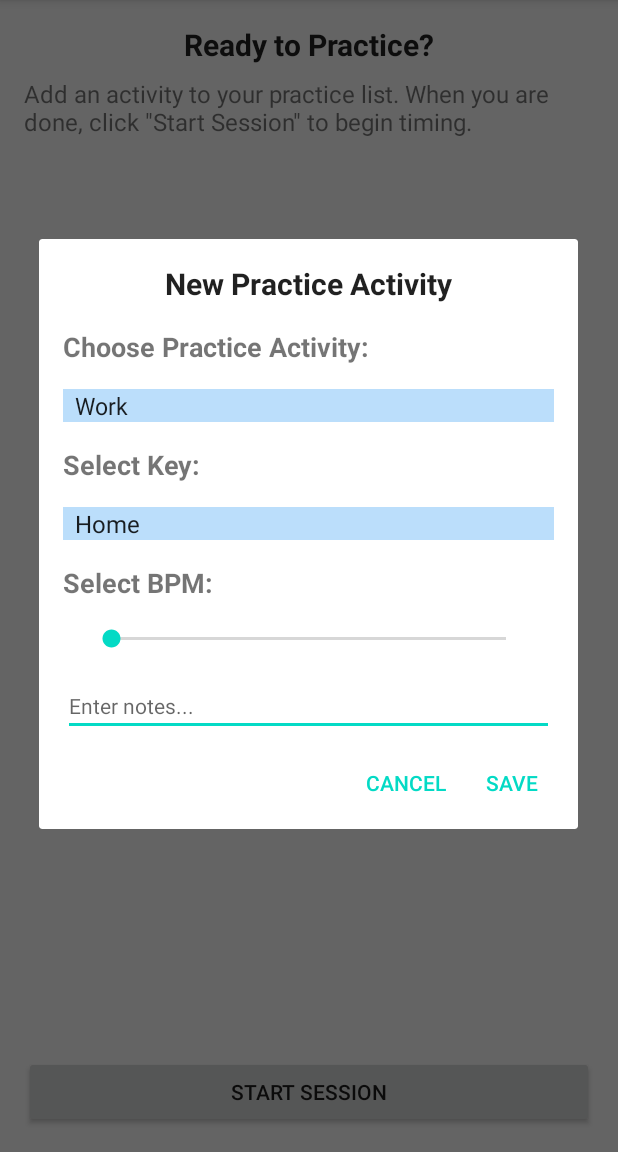
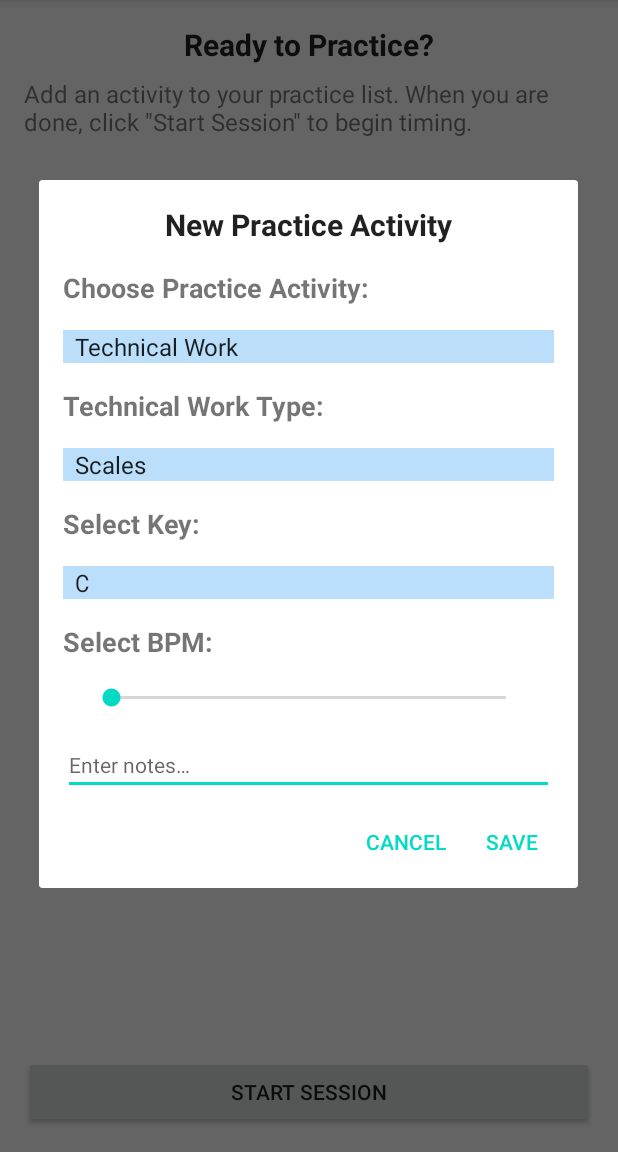
Before and after one commit to JohnAndrewCole/Piano-Tracker-App, an Android app: the fragment SessionFragment shown on its own in the app's theme, after a tap on "Add a practice activity", on a phone screen of 412 x 824 dp, the part 84-1236 px from its top. Run offline under Robolectric (Android 15) with nearby library versions, the phone set to English and light mode, and no system bars.

Commit message:
Added a listener and adapter to the "Select Practice Activity" spinner

```diff
--- /dev/null
+++ b/app/src/main/java/com/johncole/pianotracker/ui/dialog/NewPracticeActivityDialogFragment.kt
@@ -0,0 +1,91 @@
+package com.johncole.pianotracker.ui.dialog
+
+import android.app.Dialog
+import android.content.DialogInterface
+import android.os.Bundle
+import android.util.Log
+import android.view.View
+import android.widget.AdapterView
+import android.widget.ArrayAdapter
+import android.widget.Spinner
+import android.widget.TextView
+import androidx.appcompat.app.AlertDialog
+import androidx.fragment.app.DialogFragment
+import com.johncole.pianotracker.R
+
+private const val TAG = "NewPracticeActivityDial"
+
+class NewPracticeActivityDialogFragment : DialogFragment(), AdapterView.OnItemSelectedListener {
+    private var dialogView: View? = null
+    private var technicalWorkTypeSpinner: Spinner? = null
+    private var technicalWorkTypeHeading: TextView? = null
+
+    override fun onCreateDialog(savedInstanceState: Bundle?): Dialog {
+        Log.d(TAG, "onCreateDialog called")
+        val dialog = activity?.let {
+            val builder = AlertDialog.Builder(it)
+            // Get the layout inflater
+            val inflater = requireActivity().layoutInflater;
+            dialogView = inflater.inflate(R.layout.dialog_new_practice_activity, null)
+
+            // Inflate and set the layout for the dialog
+            // Pass null as the parent view because its going in the dialog layout
+            builder.setView(dialogView)
+                // Add action buttons
+                .setPositiveButton(R.string.save,
+                    DialogInterface.OnClickListener { _, _ ->
+                        // TODO: Save this dialog's data to the device's SQLite database
+                    })
+                .setNegativeButton(R.string.cancel,
+                    DialogInterface.OnClickListener { _, _ ->
+                        dialog?.cancel()
+                    })
+            builder.create()
+        } ?: throw IllegalStateException("Activity cannot be null")
+
+        setUpAdapter(dialogView!!)
+        technicalWorkTypeSpinner = dialogView!!.findViewById(R.id.spinner_select_technical_work_type)
+        technicalWorkTypeHeading = dialogView!!.findViewById(R.id.txtV_select_technical_work_type)
+
+        return dialog
+    }
+
+    private fun setUpAdapter(view: View) {
+        Log.d(TAG, "setUpAdapter called")
+        val parentSpinner: Spinner = view.findViewById(R.id.spinner_select_practice_activity)
+        // Create an ArrayAdapter using the string array and a default spinner layout
+        context?.let {
+            ArrayAdapter.createFromResource(
+                it,
+                R.array.practice_type_array,
+                android.R.layout.simple_spinner_item
+            ).also { adapter ->
+                // Specify the layout to use when the list of choices appears
+                adapter.setDropDownViewResource(android.R.layout.simple_spinner_dropdown_item)
+                // Apply the adapter to the spinner
+                parentSpinner.adapter = adapter
+                Log.d(TAG, "spinnerAdapter applied")
+            }
+        }
+
+        parentSpinner.onItemSelectedListener = this
+    }
+
+    override fun onItemSelected(parent: AdapterView<*>, view: View, pos: Int, id: Long) {
+        Log.d(TAG, "onItemSelected called")
+
+        // An item was selected. You can retrieve the selected item using
+        val selectedItem = parent.getItemAtPosition(pos)
+        if (selectedItem.toString() == "Technical Work") {
+            technicalWorkTypeSpinner?.visibility = View.VISIBLE
+            technicalWorkTypeHeading?.visibility = View.VISIBLE
+        } else {
+            technicalWorkTypeSpinner?.visibility = View.GONE
+            technicalWorkTypeHeading?.visibility = View.GONE
+        }
+    }
+
+    override fun onNothingSelected(parent: AdapterView<*>) {
+        // Another interface callback
+    }
+}
--- a/app/src/main/java/com/johncole/pianotracker/ui/dialog/NewPracticeActivityFragment.kt
+++ /dev/null
@@ -1,33 +0,0 @@
-package com.johncole.pianotracker.ui.dialog
-
-import android.app.Dialog
-import android.content.DialogInterface
-import android.os.Bundle
-import androidx.appcompat.app.AlertDialog
-import androidx.fragment.app.DialogFragment
-import com.johncole.pianotracker.R
-
-class NewPracticeActivityFragment : DialogFragment() {
-    override fun onCreateDialog(savedInstanceState: Bundle?): Dialog {
-        return activity?.let {
-            val builder = AlertDialog.Builder(it)
-            // Get the layout inflater
-            val inflater = requireActivity().layoutInflater;
-
-            // Inflate and set the layout for the dialog
-            // Pass null as the parent view because its going in the dialog layout
-            builder.setView(inflater.inflate(R.layout.dialog_new_practice_activity, null))
-                // Add action buttons
-                .setPositiveButton(R.string.save,
-                    DialogInterface.OnClickListener { _, _ ->
-                        // TODO: Save this dialog's data to the device's SQLite database
-                    })
-                .setNegativeButton(R.string.cancel,
-                    DialogInterface.OnClickListener { _, _ ->
-                        dialog?.cancel()
-                    })
-            builder.create()
-        } ?: throw IllegalStateException("Activity cannot be null")
-
-    }
-}
--- a/app/src/main/java/com/johncole/pianotracker/ui/session/SessionFragment.kt
+++ b/app/src/main/java/com/johncole/pianotracker/ui/session/SessionFragment.kt
@@ -8,7 +8,7 @@ import android.widget.ImageButton
 import androidx.fragment.app.Fragment
 import androidx.fragment.app.viewModels
 import com.johncole.pianotracker.R
-import com.johncole.pianotracker.ui.dialog.NewPracticeActivityFragment
+import com.johncole.pianotracker.ui.dialog.NewPracticeActivityDialogFragment
 
 class SessionFragment : Fragment() {
     private val viewModel: SessionViewModel by viewModels()
@@ -29,8 +29,8 @@ class SessionFragment : Fragment() {
         return layout
     }
 
-    fun launchNewPracticeActivityDialog() {
-        val newFragment = NewPracticeActivityFragment()
+    private fun launchNewPracticeActivityDialog() {
+        val newFragment = NewPracticeActivityDialogFragment()
         newFragment.show(parentFragmentManager, "new_practice_activity_dialog")
     }
 
--- a/app/src/main/res/layout/dialog_new_practice_activity.xml
+++ b/app/src/main/res/layout/dialog_new_practice_activity.xml
@@ -26,8 +26,8 @@
         android:layout_marginStart="16dp"
         android:layout_marginTop="16dp"
         android:ems="10"
-        android:text="@string/txtV_set_practice_activity"
-        android:textSize="18sp"
+        android:text="@string/set_practice_activity"
+        android:textSize="@dimen/dialog_sub_heading"
         android:textStyle="bold"
         app:layout_constraintStart_toStartOf="parent"
         app:layout_constraintTop_toBottomOf="@+id/txtV_new_practice_activity_title" />
@@ -40,10 +40,36 @@
         android:layout_marginTop="16dp"
         android:layout_marginEnd="16dp"
         android:background="#BBDEFB"
-        android:entries="@android:array/organizationTypes"
+        android:entries="@array/practice_type_array"
         app:layout_constraintEnd_toEndOf="parent"
         app:layout_constraintStart_toStartOf="parent"
         app:layout_constraintTop_toBottomOf="@+id/txtV_select_practice_activity" />
+
+    <TextView
+        android:id="@+id/txtV_select_technical_work_type"
+        android:layout_width="wrap_content"
+        android:layout_height="wrap_content"
+        android:layout_marginStart="16dp"
+        android:layout_marginTop="16dp"
+        android:text="@string/technical_work_type"
+        android:textSize="@dimen/dialog_sub_heading"
+        android:textStyle="bold"
+        app:layout_constraintStart_toStartOf="parent"
+        app:layout_constraintTop_toBottomOf="@+id/spinner_select_practice_activity" />
+
+    <Spinner
+        android:id="@+id/spinner_select_technical_work_type"
+        android:layout_width="0dp"
+        android:layout_height="wrap_content"
+        android:layout_marginStart="16dp"
+        android:layout_marginTop="16dp"
+        android:layout_marginEnd="16dp"
+        android:background="#BBDEFB"
+        android:entries="@array/technical_work_type"
+        android:visibility="gone"
+        app:layout_constraintEnd_toEndOf="parent"
+        app:layout_constraintStart_toStartOf="parent"
+        app:layout_constraintTop_toBottomOf="@+id/txtV_select_technical_work_type" />
 
     <TextView
         android:id="@+id/txtV_select_key"
@@ -51,11 +77,11 @@
         android:layout_height="wrap_content"
         android:layout_marginStart="16dp"
         android:layout_marginTop="16dp"
-        android:text="@string/txtV_select_key"
-        android:textSize="18sp"
+        android:text="@string/select_key"
+        android:textSize="@dimen/dialog_sub_heading"
         android:textStyle="bold"
         app:layout_constraintStart_toStartOf="parent"
-        app:layout_constraintTop_toBottomOf="@+id/spinner_select_practice_activity" />
+        app:layout_constraintTop_toBottomOf="@+id/spinner_select_technical_work_type" />
 
     <Spinner
         android:id="@+id/spinner_select_key"
@@ -65,7 +91,7 @@
         android:layout_marginTop="16dp"
         android:layout_marginEnd="16dp"
         android:background="#BBDEFB"
-        android:entries="@android:array/emailAddressTypes"
+        android:entries="@array/key_array"
         app:layout_constraintEnd_toEndOf="parent"
         app:layout_constraintStart_toStartOf="parent"
         app:layout_constraintTop_toBottomOf="@+id/txtV_select_key" />
@@ -92,7 +118,7 @@
         tools:text="100 BPM" />
 
     <SeekBar
-        android:id="@+id/seekBar"
+        android:id="@+id/seekBar_bpm"
         android:layout_width="0dp"
         android:layout_height="wrap_content"
         android:layout_marginStart="32dp"
@@ -111,13 +137,13 @@
         android:layout_marginTop="16dp"
         android:layout_marginEnd="16dp"
         android:ems="10"
-        android:hint="@string/txtE_enter_notes"
+        android:hint="@string/enter_notes"
         android:importantForAutofill="no"
         android:inputType="textMultiLine"
         android:maxLength="280"
         android:textSize="@dimen/paragraph_text"
         app:layout_constraintEnd_toEndOf="parent"
         app:layout_constraintStart_toStartOf="parent"
-        app:layout_constraintTop_toBottomOf="@+id/seekBar" />
+        app:layout_constraintTop_toBottomOf="@+id/seekBar_bpm" />
 
 </androidx.constraintlayout.widget.ConstraintLayout>
--- a/app/src/main/res/layout/fragment_session.xml
+++ b/app/src/main/res/layout/fragment_session.xml
@@ -53,7 +53,7 @@
         android:layout_marginStart="16dp"
         android:layout_marginTop="8dp"
         android:layout_marginEnd="16dp"
-        android:text="@string/txtV_add_an_activity"
+        android:text="@string/add_an_activity"
         android:textSize="@dimen/important_text"
         app:layout_constraintEnd_toEndOf="parent"
         app:layout_constraintStart_toStartOf="parent"
--- a/app/src/main/res/values/dimens.xml
+++ b/app/src/main/res/values/dimens.xml
@@ -14,4 +14,5 @@
     <dimen name="secondary_text">14sp</dimen>
     <dimen name="button_text">14sp</dimen>
     <dimen name="text_inputs">16sp</dimen>
+    <dimen name="dialog_sub_heading">18sp</dimen>
 </resources>
--- /dev/null
+++ b/app/src/main/res/values/new_practice_activity_dropdown_options.xml
@@ -0,0 +1,34 @@
+<?xml version="1.0" encoding="utf-8"?>
+<resources>
+    <string-array name="key_array">
+        <item>C</item>
+        <item>G</item>
+        <item>D</item>
+        <item>A</item>
+        <item>E</item>
+        <item>B</item>
+        <item>G♭</item>
+        <item>D♭</item>
+        <item>A♭</item>
+        <item>E♭</item>
+        <item>B♭</item>
+        <item>F</item>
+    </string-array>
+
+    <string-array name="practice_type_array">
+        <item>Technical Work</item>
+        <item>Playing for Fun</item>
+        <item>Working on a Piece</item>
+        <item>Improvising</item>
+        <item>Composing</item>
+    </string-array>
+
+    <string-array name="technical_work_type">
+        <item>Scales</item>
+        <item>Modes</item>
+        <item>Chords</item>
+        <item>Rhythm</item>
+        <item>Sheet Reading</item>
+        <item>Ear Training</item>
+    </string-array>
+</resources>
--- a/app/src/main/res/values/strings.xml
+++ b/app/src/main/res/values/strings.xml
@@ -14,15 +14,16 @@
     <string name="home_callToAction">Let\'s learn some piano!</string>
     <string name="session_readyToPractice">Ready to Practice?</string>
     <string name="session_practiceType">Practice type:</string>
-    <string name="txtV_key_name">Enter key name…</string>
+    <string name="key_name">Enter key name…</string>
     <string name="start_session">Start Session</string>
-    <string name="txtV_add_an_activity">Add an activity to your practice list. When you are done, click \"Start Session\" to begin timing.</string>
+    <string name="add_an_activity">Add an activity to your practice list. When you are done, click \"Start Session\" to begin timing.</string>
     <string name="select_bpm">Select BPM:</string>
-    <string name="txtV_select_key">Select Key:</string>
-    <string name="txtV_set_practice_activity">Choose Practice Activity:</string>
-    <string name="txtE_enter_notes">Enter notes...</string>
+    <string name="select_key">Select Key:</string>
+    <string name="set_practice_activity">Choose Practice Activity:</string>
+    <string name="enter_notes">Enter notes…</string>
     <string name="save">Save</string>
     <string name="cancel">Cancel</string>
     <string name="add_a_practice_activity">Add a practice activity</string>
     <string name="new_practice_activity">New Practice Activity</string>
+    <string name="technical_work_type">Technical Work Type:</string>
 </resources>
```
